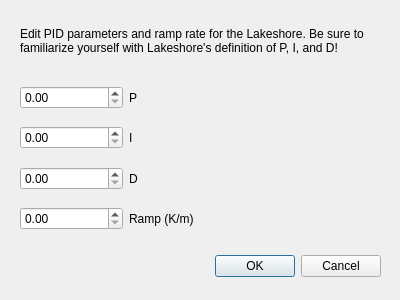
Before: the Qt Designer form adr_gui/lakeshore_advanced.ui in usnistgov/quantum-sensors-tdm, drawn with Qt 5.
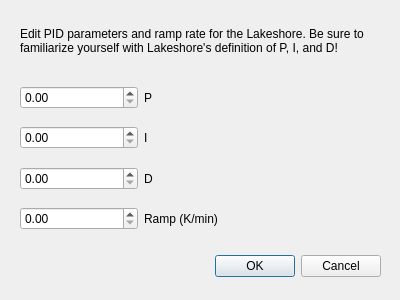
After: the same form once the commit is applied.

Commit message: Add logic for advanced window

What changed in the file:
```diff
--- a/adr_gui/lakeshore_advanced.ui
+++ b/adr_gui/lakeshore_advanced.ui
@@ -50,7 +50,7 @@
     <rect>
      <x>20</x>
      <y>80</y>
-     <width>211</width>
+     <width>241</width>
      <height>156</height>
     </rect>
    </property>
@@ -105,7 +105,7 @@
       <item>
        <widget class="QLabel" name="label_3">
         <property name="text">
-         <string>Ramp (K/m)</string>
+         <string>Ramp (K/min)</string>
         </property>
        </widget>
       </item>
```
The commit also changes 1 other file.
